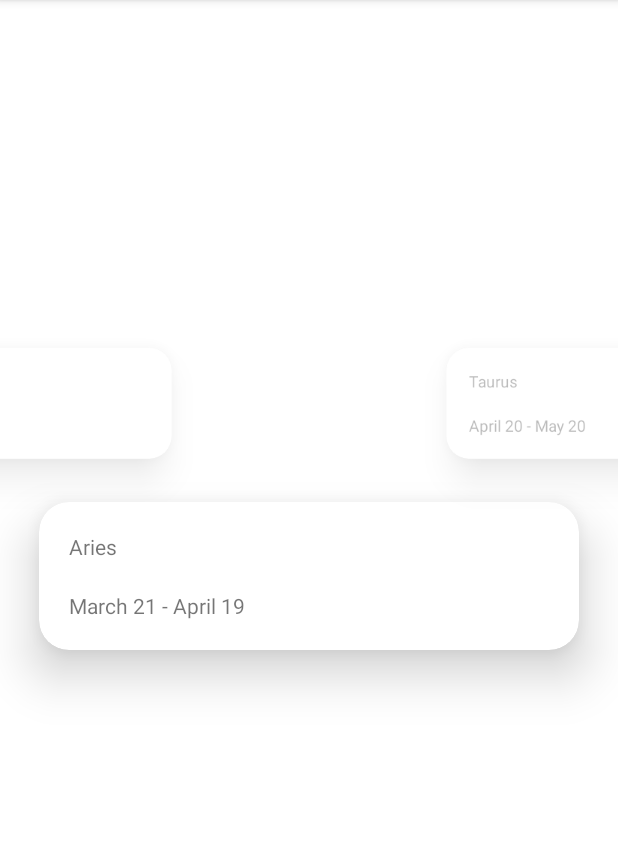
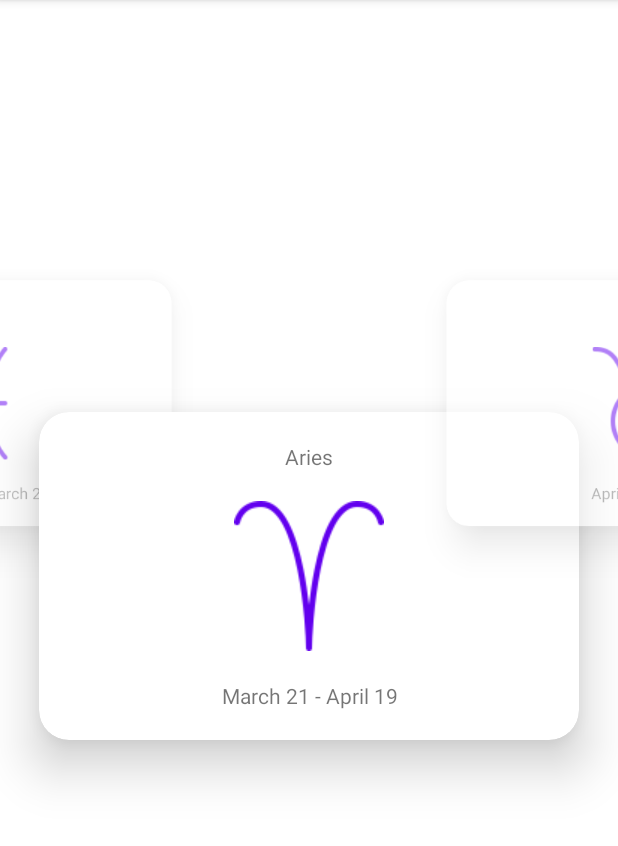
Before and after one commit to Pieisyum25/zodiaque, an Android app: the screen it shows after launch (MainActivity), on a phone screen of 412 x 824 dp, the part 84-930 px from its top. Run offline under Robolectric (Android 15) with nearby library versions, the light colour scheme and no system bars.

Commit message:
Added zodiac sign images with tint
Each sign now has an image that changes colour with the theme.

```diff
--- a/app/src/main/java/com/jumpstopstudios/zodiaque/SignItemFragment.kt
+++ b/app/src/main/java/com/jumpstopstudios/zodiaque/SignItemFragment.kt
@@ -43,6 +43,7 @@ class SignItemFragment : Fragment() {
 
         val sign = arguments?.getParcelable<Sign>("sign")
         binding.signItemHeader.text = sign?.name
+        binding.signItemImage.setImageResource(sign!!.imageResId)
         binding.signItemFooter.text = sign?.datesRange
 
         binding.signItemCard.setOnClickListener {
--- a/app/src/main/java/com/jumpstopstudios/zodiaque/model/SignItemDatasource.kt
+++ b/app/src/main/java/com/jumpstopstudios/zodiaque/model/SignItemDatasource.kt
@@ -29,7 +29,7 @@ object SignItemDatasource {
 
         for (index in 0..11) {
             val name = names[index]
-            val imageResId = 0
+            val imageResId = res.getIdentifier("sign$index", "drawable", context.packageName)
 
             val dateRangeData = signDateRangesData[index]
             val startMonth = months[dateRangeData[0]]
--- a/app/src/main/res/layout/fragment_sign_item.xml
+++ b/app/src/main/res/layout/fragment_sign_item.xml
@@ -21,7 +21,7 @@
         app:layout_constraintStart_toStartOf="parent"
         app:layout_constraintTop_toTopOf="parent">
 
-        <LinearLayout
+        <androidx.constraintlayout.widget.ConstraintLayout
             android:layout_width="match_parent"
             android:layout_height="wrap_content"
             android:layout_margin="@dimen/sign_card_content_margin"
@@ -32,14 +32,35 @@
                 android:layout_width="match_parent"
                 android:layout_height="wrap_content"
                 android:paddingBottom="@dimen/sign_card_content_margin"
+                android:textAlignment="center"
+                app:layout_constraintEnd_toEndOf="parent"
+                app:layout_constraintStart_toStartOf="parent"
+                app:layout_constraintTop_toTopOf="parent"
                 tools:text="Aries" />
+
+            <ImageView
+                android:id="@+id/sign_item_image"
+                style="@style/GlowingIcon"
+                android:layout_width="wrap_content"
+                android:layout_height="wrap_content"
+                android:importantForAccessibility="no"
+                android:paddingBottom="@dimen/sign_card_content_margin"
+                app:layout_constraintEnd_toEndOf="parent"
+                app:layout_constraintStart_toStartOf="parent"
+                app:layout_constraintTop_toBottomOf="@id/sign_item_header"
+                tools:srcCompat="@drawable/sign0" />
 
             <TextView
                 android:id="@+id/sign_item_footer"
                 android:layout_width="match_parent"
                 android:layout_height="wrap_content"
+                android:textAlignment="center"
+                app:layout_constraintBottom_toBottomOf="parent"
+                app:layout_constraintEnd_toEndOf="parent"
+                app:layout_constraintStart_toStartOf="parent"
+                app:layout_constraintTop_toBottomOf="@id/sign_item_image"
                 tools:text="@string/filler" />
-        </LinearLayout>
+        </androidx.constraintlayout.widget.ConstraintLayout>
 
     </androidx.cardview.widget.CardView>
 </androidx.constraintlayout.motion.widget.MotionLayout>
--- /dev/null
+++ b/app/src/main/res/values/styles.xml
@@ -0,0 +1,6 @@
+<?xml version="1.0" encoding="utf-8"?>
+<resources>
+    <style name="GlowingIcon">
+        <item name="android:tint">?attr/colorPrimary</item>
+    </style>
+</resources>
```
Also changed, not shown: app/src/main/res/drawable/sign0.png (added), app/src/main/res/drawable/sign1.png (added), app/src/main/res/drawable/sign10.png (added), app/src/main/res/drawable/sign11.png (added), app/src/main/res/drawable/sign2.png (added), app/src/main/res/drawable/sign3.png (added), app/src/main/res/drawable/sign4.png (added), app/src/main/res/drawable/sign5.png (added), app/src/main/res/drawable/sign6.png (added), app/src/main/res/drawable/sign7.png (added), app/src/main/res/drawable/sign8.png (added), app/src/main/res/drawable/sign9.png (added).
